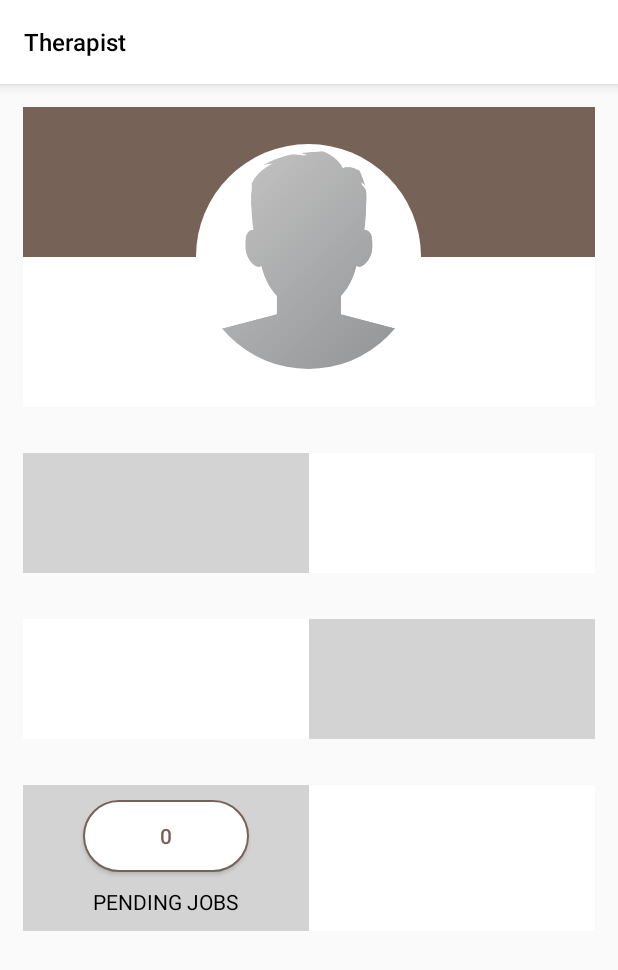
After one commit to AndroWork/Massageolly, an Android app: the Therapist screen opened directly, with no data from a screen before it, on a phone screen of 412 x 824 dp. The commit adds this screen. Shown: the top 970 px of the screen. Run offline under Robolectric (Android 15) with nearby library versions, the phone set to English and light mode, and no system bars; our stand-ins replace CircleImageView.

Commit message:
added therapist activity

```diff
--- a/app/src/main/AndroidManifest.xml
+++ b/app/src/main/AndroidManifest.xml
@@ -28,16 +28,14 @@
             android:name=".MainActivity"
             android:label="@string/title_activity_main"
             android:theme="@style/AppTheme.NoActionBar" />
-
-        <activity android:name=".IntakeForm">
-            android:theme="@style/AppTheme.NoActionBar" >
-
-        </activity>
-
-        <activity android:name=".RequestActivity"
-            android:theme="@style/AppTheme.NoActionBar"
-            android:parentActivityName=".MainActivity">
-        </activity>
+        <activity
+            android:name=".IntakeForm"
+            android:theme="@style/AppTheme.NoActionBar" />
+        <activity
+            android:name=".RequestActivity"
+            android:parentActivityName=".MainActivity"
+            android:theme="@style/AppTheme.NoActionBar" />
+        <activity android:name=".Therapist"></activity>
     </application>
 
 </manifest>
--- a/app/src/main/java/ca/massageinhome/massageolly_therapist/RequestsAdapter.java
+++ b/app/src/main/java/ca/massageinhome/massageolly_therapist/RequestsAdapter.java
@@ -1,10 +1,8 @@
 package ca.massageinhome.massageolly_therapist;
 
 
-<<<<<<< HEAD
-=======
+
 import android.app.Activity;
->>>>>>> 49e2216f9e6fc10d5a69d285c05b527c40a7799b
 import android.content.Intent;
 import android.support.v7.widget.RecyclerView;
 import android.view.LayoutInflater;
@@ -65,13 +63,6 @@ public class RequestsAdapter extends RecyclerView.Adapter<RequestsAdapter.MyView
             holder.category.setText(users.getCategory());
             holder.time.setText(users.getTime());
             holder.image.setImageResource(users.getImage());
-
-            holder.itemView.setOnClickListener(new View.OnClickListener() {
-                @Override
-                public void onClick(View view) {
-
-                }
-            });
         }
 
         @Override
--- /dev/null
+++ b/app/src/main/java/ca/massageinhome/massageolly_therapist/Therapist.java
@@ -0,0 +1,13 @@
+package ca.massageinhome.massageolly_therapist;
+
+import android.support.v7.app.AppCompatActivity;
+import android.os.Bundle;
+
+public class Therapist extends AppCompatActivity {
+
+    @Override
+    protected void onCreate(Bundle savedInstanceState) {
+        super.onCreate(savedInstanceState);
+        setContentView(R.layout.activity_therapist);
+    }
+}
--- /dev/null
+++ b/app/src/main/res/drawable/inputs2.xml
@@ -0,0 +1,17 @@
+<?xml version="1.0" encoding="utf-8"?>
+<shape xmlns:android="http://schemas.android.com/apk/res/android" >
+
+    <solid android:color="#FFFFFF" />
+
+    <stroke
+        android:width="1dp"
+        android:color="@color/colorPrimaryDark" />
+    <corners
+        android:topLeftRadius="100dp"
+        android:topRightRadius="100dp"
+        android:bottomLeftRadius="100dp"
+        android:bottomRightRadius="100dp"
+
+        />
+
+</shape>
--- /dev/null
+++ b/app/src/main/res/layout/activity_therapist.xml
@@ -0,0 +1,152 @@
+<?xml version="1.0" encoding="utf-8"?>
+<LinearLayout xmlns:android="http://schemas.android.com/apk/res/android"
+    xmlns:app="http://schemas.android.com/apk/res-auto"
+    xmlns:tools="http://schemas.android.com/tools"
+    android:layout_width="match_parent"
+    android:layout_height="match_parent"
+    tools:context=".Therapist"
+    android:orientation="vertical">
+
+    <android.support.v7.widget.Toolbar
+        android:id="@+id/toolbar"
+        android:layout_width="match_parent"
+        android:layout_height="?attr/actionBarSize"
+        app:title="Therapist"
+        app:titleTextColor="@android:color/black"
+        android:elevation="5dp"
+        android:theme="@style/ToolBarStyle"
+        app:titleTextAppearance="@style/Toolbar.TitleText"
+        android:background="@android:color/white"
+        app:popupTheme="@style/AppTheme.PopupOverlay">
+    </android.support.v7.widget.Toolbar>
+
+    <ScrollView
+        android:layout_width="match_parent"
+        android:layout_height="match_parent">
+
+        <LinearLayout
+            android:layout_width="match_parent"
+            android:layout_height="wrap_content"
+            android:orientation="vertical">
+
+    <FrameLayout
+        android:layout_width="match_parent"
+        android:layout_height="wrap_content">
+
+        <LinearLayout
+            android:layout_width="match_parent"
+            android:layout_height="200dp"
+            android:layout_margin="15dp"
+            android:orientation="vertical"
+            android:weightSum="2">
+
+            <LinearLayout
+                android:layout_width="match_parent"
+                android:layout_height="0dp"
+                android:layout_weight="1"
+                android:background="@color/colorPrimaryDark"></LinearLayout>
+
+            <LinearLayout
+                android:layout_width="match_parent"
+                android:layout_height="0dp"
+                android:layout_weight="1"
+                android:background="@android:color/white"></LinearLayout>
+        </LinearLayout>
+        <de.hdodenhof.circleimageview.CircleImageView
+            android:id="@+id/circleImage"
+            android:layout_width="150dp"
+            android:layout_height="150dp"
+            android:layout_marginStart="8dp"
+            android:layout_marginLeft="8dp"
+            android:layout_marginEnd="8dp"
+            android:layout_gravity="center"
+            android:layout_marginRight="8dp"
+            android:src="@drawable/profile" />
+    </FrameLayout>
+
+    <LinearLayout
+        android:layout_width="match_parent"
+        android:layout_height="80dp"
+        android:orientation="horizontal"
+        android:layout_margin="15dp"
+        android:weightSum="2">
+        <LinearLayout
+            android:layout_width="0dp"
+            android:layout_height="match_parent"
+            android:layout_weight="1"
+            android:background="#d3d3d3">
+        </LinearLayout>
+        <LinearLayout
+            android:layout_width="0dp"
+            android:layout_height="match_parent"
+            android:layout_weight="1"
+            android:background="@android:color/white">
+        </LinearLayout>
+    </LinearLayout>
+
+
+            <LinearLayout
+                android:layout_width="match_parent"
+                android:layout_height="80dp"
+                android:orientation="horizontal"
+                android:layout_margin="15dp"
+                android:weightSum="2">
+                <LinearLayout
+                    android:layout_width="0dp"
+                    android:layout_height="match_parent"
+                    android:layout_weight="1"
+                    android:background="@android:color/white">
+                </LinearLayout>
+                <LinearLayout
+                    android:layout_width="0dp"
+                    android:layout_height="match_parent"
+                    android:layout_weight="1"
+                    android:background="#d3d3d3">
+                </LinearLayout>
+            </LinearLayout>
+
+            <LinearLayout
+                android:layout_width="match_parent"
+                android:layout_height="wrap_content"
+                android:orientation="horizontal"
+                android:layout_margin="15dp"
+                android:weightSum="2">
+                <LinearLayout
+                    android:layout_width="0dp"
+                    android:layout_height="match_parent"
+                    android:layout_weight="1"
+                    android:background="#d3d3d3"
+                    android:orientation="vertical">
+                    <Button
+                        android:id="@+id/accept"
+                        android:layout_width="match_parent"
+                        android:layout_height="wrap_content"
+                        android:background="@drawable/inputs2"
+                        android:text="0"
+                        android:layout_marginRight="40dp"
+                        android:layout_marginLeft="40dp"
+                        android:layout_marginTop="10dp"
+                        android:layout_gravity="center"
+                        android:textColor="@color/colorPrimaryDark"
+                        />
+                    <TextView
+                        android:layout_width="wrap_content"
+                        android:layout_height="wrap_content"
+                        android:layout_gravity="center"
+                        android:layout_marginTop="10dp"
+                        android:textColor="@android:color/black"
+                        android:layout_marginBottom="10dp"
+                        android:text="PENDING JOBS"/>
+                </LinearLayout>
+                <LinearLayout
+                    android:layout_width="0dp"
+                    android:layout_height="match_parent"
+                    android:layout_weight="1"
+                    android:background="@android:color/white">
+                </LinearLayout>
+            </LinearLayout>
+
+
+        </LinearLayout>
+    </ScrollView>
+</LinearLayout>
--- a/app/src/main/res/values-v21/styles.xml
+++ b/app/src/main/res/values-v21/styles.xml
@@ -3,7 +3,7 @@
     <style name="AppTheme.NoActionBar">
         <item name="windowActionBar">false</item>
         <item name="windowNoTitle">true</item>
-        <item name="android:statusBarColor">@android:color/transparent</item>
+        <item name="android:statusBarColor">@color/colorPrimaryDark</item>
     </style>
     <style name="MyMaterialTheme" parent="MyMaterialTheme.Base">
         <item name="android:windowContentTransitions">true</item>
```
